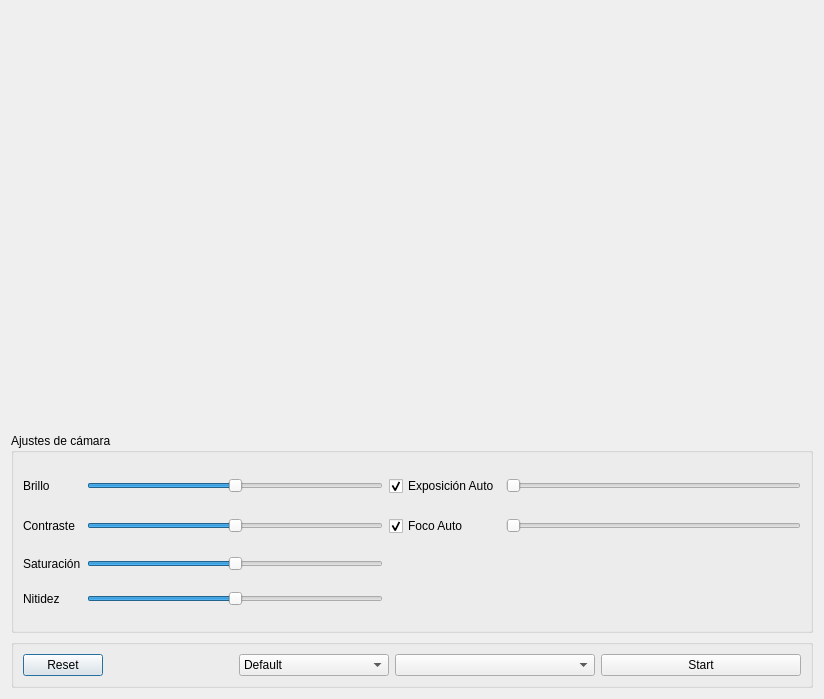
First picture: the form in library-video/VideoManagerDialog.ui, repository MiguelFerrerF/robotArmApp, before the edit.
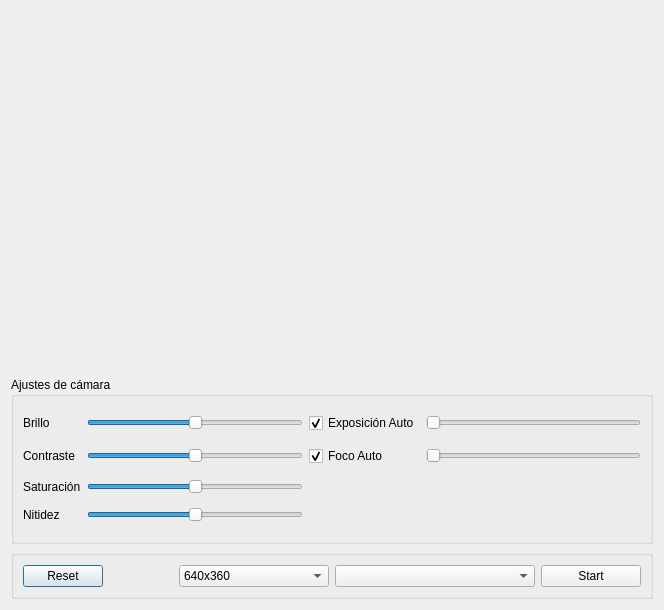
Second picture: the form after the edit.

```diff
--- a/library-video/VideoManagerDialog.ui
+++ b/library-video/VideoManagerDialog.ui
@@ -6,8 +6,8 @@
    <rect>
     <x>0</x>
     <y>0</y>
-    <width>824</width>
-    <height>699</height>
+    <width>664</width>
+    <height>610</height>
    </rect>
   </property>
   <property name="windowTitle">
@@ -18,6 +18,18 @@
     <layout class="QVBoxLayout" name="verticalLayout">
      <item>
       <widget class="QLabel" name="videoLabel">
+       <property name="sizePolicy">
+        <sizepolicy hsizetype="Preferred" vsizetype="Preferred">
+         <horstretch>0</horstretch>
+         <verstretch>0</verstretch>
+        </sizepolicy>
+       </property>
+       <property name="minimumSize">
+        <size>
+         <width>640</width>
+         <height>360</height>
+        </size>
+       </property>
        <property name="text">
         <string/>
        </property>
@@ -210,21 +222,6 @@
             <height>0</height>
            </size>
           </property>
-          <item>
-           <property name="text">
-            <string>Default</string>
-           </property>
-          </item>
-          <item>
-           <property name="text">
-            <string>1920x1080</string>
-           </property>
-          </item>
-          <item>
-           <property name="text">
-            <string>1280x720</string>
-           </property>
-          </item>
           <item>
            <property name="text">
             <string>640x360</string>
@@ -251,7 +248,7 @@
          <widget class="QPushButton" name="startButton">
           <property name="minimumSize">
            <size>
-            <width>200</width>
+            <width>100</width>
             <height>0</height>
            </size>
           </property>
```
Left out of the diff: 7 changed lines with no effect on the pictures.
